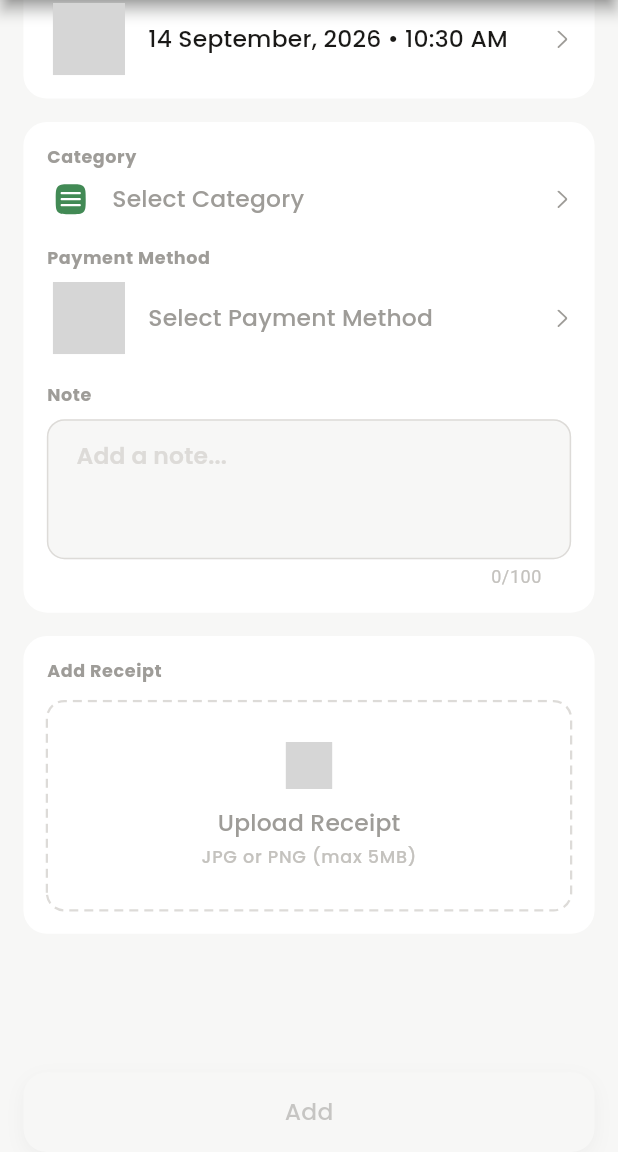
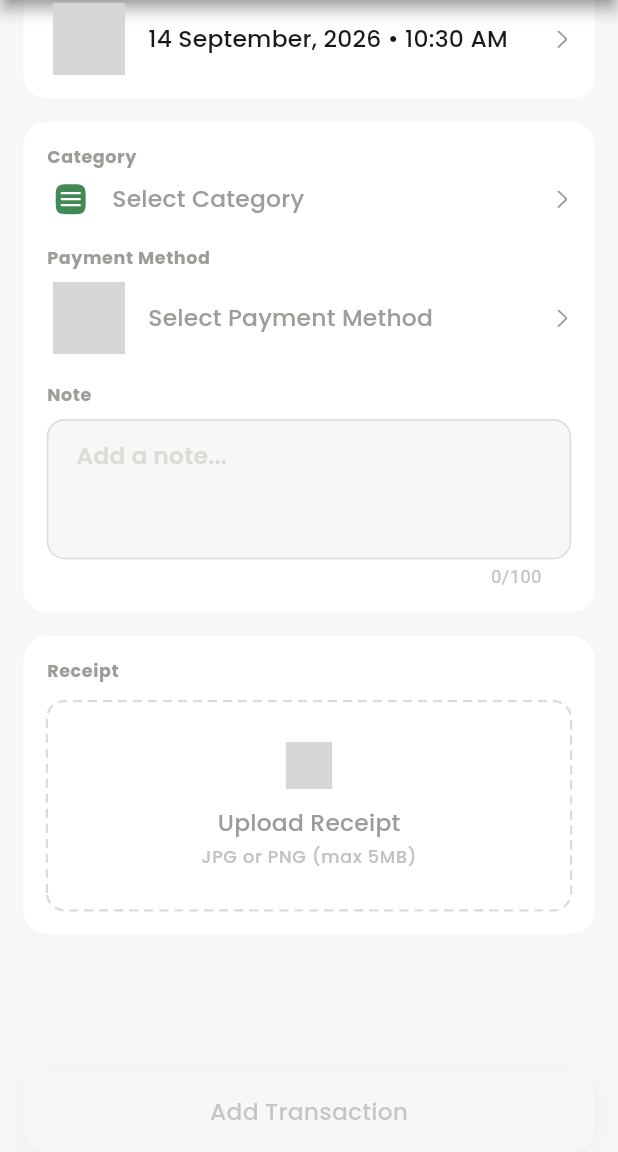
Before and after one commit to shubham24680/FinPal, a Flutter app: the EditTransactionScreen screen opened by its route, scrolled down 267 dp, on a phone screen of 412 x 824 dp, the part 84-1236 px from its top. Run offline on Flutter 3.47's test engine with Material 3 defaults, Android fonts, the phone set to English and light mode, and no system bars; our stand-ins replace fl_chart, flutter_riverpod, flutter_screenutil, flutter_svg, go_router, hive and 6 more; accounts and stored records are empty; grey boxes are pictures that could not be loaded.

Commit message:
change code in media_permissions. and Improve code of edit_transactions.

```diff
--- a/lib/app/app.dart
+++ b/lib/app/app.dart
@@ -6,6 +6,7 @@ export '../core/customs/custom.dart';
 export '../core/extensions/extensions.dart';
 export '../core/local_storage/local_storage.dart';
 export '../core/packages/packages.dart';
+export '../core/permissions/permissions.dart';
 export '../core/routes/routes.dart';
 export '../core/routes/routes_model.dart';
 export '../core/theme/theme.dart';
--- a/lib/core/constants/app_constants.dart
+++ b/lib/core/constants/app_constants.dart
@@ -17,6 +17,7 @@ class UnicodeConstants {
   static const String pipe = '\u007C';
   static const String and = '\u0026';
   static const String colon = '\u003A';
+  static const String asterisk = '\u002A';
 }
 
 enum CurrencyContants {
--- /dev/null
+++ b/lib/core/permissions/media_permission.dart
@@ -0,0 +1,30 @@
+import 'dart:io';
+import 'package:finpal/app/app.dart';
+
+abstract final class MediaPermission {
+  static Future<bool> ensure(ImageSource source) async {
+    return switch (source) {
+      ImageSource.camera => await _request(Permission.camera),
+      ImageSource.gallery => await _requestGallery(),
+    };
+  }
+
+  static Future<bool> _request(Permission permission) async {
+    final isAllowed = await _isAllowed(permission);
+    if (isAllowed) return true;
+    final status = await permission.request();
+    return status.isGranted || status.isLimited;
+  }
+
+  static Future<bool> _isAllowed(Permission permission) async {
+    final status = await permission.status;
+    return status.isGranted || status.isLimited;
+  }
+
+  static Future<bool> _requestGallery() async {
+    if (Platform.isIOS) return _request(Permission.photos);
+
+    if (await _request(Permission.photos)) return true;
+    return _request(Permission.storage);
+  }
+}
--- /dev/null
+++ b/lib/core/permissions/permissions.dart
@@ -0,0 +1 @@
+export 'media_permission.dart';
--- a/lib/core/utils/image_storage.dart
+++ b/lib/core/utils/image_storage.dart
@@ -1,5 +1,4 @@
 import 'dart:io';
-
 import 'package:path_provider/path_provider.dart';
 import 'package:uuid/uuid.dart';
 
--- a/lib/core/utils/media_permission.dart
+++ /dev/null
@@ -1,42 +0,0 @@
-import 'dart:io';
-
-import 'package:finpal/core/packages/packages.dart';
-
-/// Asks for camera or photos access right before the user picks an image.
-abstract final class MediaPermission {
-  /// Returns true when the OS has granted enough access to open [source].
-  static Future<bool> ensure(ImageSource source) async {
-    if (source == ImageSource.camera) {
-      return _request(Permission.camera);
-    }
-    return _requestGallery();
-  }
-
-  static Future<bool> _requestGallery() async {
-    if (await _isAllowed(Permission.photos)) return true;
-
-    final photos = await Permission.photos.request();
-    if (photos.isGranted || photos.isLimited) return true;
-
-    // Android 12 and below use READ_EXTERNAL_STORAGE instead of
-    // READ_MEDIA_IMAGES.
-    if (Platform.isAndroid) {
-      if (await _isAllowed(Permission.storage)) return true;
-      final storage = await Permission.storage.request();
-      return storage.isGranted;
-    }
-
-    return false;
-  }
-
-  static Future<bool> _request(Permission permission) async {
-    if (await _isAllowed(permission)) return true;
-    final result = await permission.request();
-    return result.isGranted || result.isLimited;
-  }
-
-  static Future<bool> _isAllowed(Permission permission) async {
-    final status = await permission.status;
-    return status.isGranted || status.isLimited;
-  }
-}
--- a/lib/core/utils/utils.dart
+++ b/lib/core/utils/utils.dart
@@ -1,5 +1,4 @@
 export 'currency_formatter.dart';
 export 'image_storage.dart';
-export 'media_permission.dart';
 export 'widgets.dart';
 export 'colors.dart';
--- a/lib/features/settings/presentation/widgets/select_image_bottomsheet.dart
+++ b/lib/features/settings/presentation/widgets/select_image_bottomsheet.dart
@@ -42,8 +42,7 @@ Future<String?> selectImageBottomSheet(BuildContext context) async {
               if (context.mounted) context.pop();
               return;
             }
-            // The picker returns a cache path; only a copy we own is safe to
-            // store, so fail the selection outright if the copy does not work.
+
             final storedPath = await ImageStorage.persist(image.path);
             if (!context.mounted) return;
 
--- a/lib/features/transaction/presentation/screens/edit_transaction_screen.dart
+++ b/lib/features/transaction/presentation/screens/edit_transaction_screen.dart
@@ -1,5 +1,4 @@
 import 'dart:io';
-
 import 'package:finpal/app/app.dart';
 
 class EditTransactionScreen extends ConsumerStatefulWidget {
@@ -37,7 +36,6 @@ class _EditTransactionScreenState extends ConsumerState<EditTransactionScreen> {
   Widget build(BuildContext context) {
     final transactionState = ref.watch(paymentProvider);
     final transactionNotifer = ref.read(paymentProvider.notifier);
-    final ctaText = transactionState.id != null ? "Update" : "Add";
     final title = "${transactionState.id != null ? "Edit" : "Add"} Transaction";
 
     ref.listen(paymentProvider, (previous, next) {
@@ -56,12 +54,14 @@ class _EditTransactionScreenState extends ConsumerState<EditTransactionScreen> {
       bottomNavigationBar: SafeArea(
         child: CustomButton(
           buttonState: transactionState.buttonState,
-          label: ctaText,
+          label: title,
           onTap: () => transactionNotifer.save(),
-        ).padding(
-          horizontal: AppConstants.sidePadding,
-          top: 8.spMin,
-          bottom: context.buttonBottomPadding,
+          margin: EdgeInsets.fromLTRB(
+            AppConstants.sidePadding,
+            8.spMin,
+            AppConstants.sidePadding,
+            context.buttonBottomPadding,
+          ),
         ),
       ),
       body: SingleChildScrollView(
@@ -84,7 +84,6 @@ class _EditTransactionScreenState extends ConsumerState<EditTransactionScreen> {
                     TransactionType.values
                         .map(
                           (type) => _buildPaymentType(
-                            context,
                             type,
                             transactionState.type,
                             transactionNotifer,
@@ -93,10 +92,10 @@ class _EditTransactionScreenState extends ConsumerState<EditTransactionScreen> {
                         .toList(),
               ),
             ),
-            _buildAmountField(context, transactionState, transactionNotifer),
-            _buildDateField(context, transactionState, transactionNotifer),
-            _otherFields(context, transactionState, transactionNotifer),
-            _buildReceiptField(context, transactionState, transactionNotifer),
+            _buildAmountField(transactionState, transactionNotifer),
+            _buildDateField(transactionState, transactionNotifer),
+            _otherFields(transactionState, transactionNotifer),
+            _buildReceiptField(transactionState, transactionNotifer),
           ],
         ),
       ),
@@ -104,19 +103,21 @@ class _EditTransactionScreenState extends ConsumerState<EditTransactionScreen> {
   }
 
   Widget _buildPaymentType(
-    BuildContext context,
     TransactionType type,
     TransactionType selectedType,
     PaymentProvider notifer,
   ) {
     final isSelected = selectedType.id == type.id;
     final isDark = context.isDarkMode;
+    final backgroundColor =
+        isSelected ? context.colors.surface : Colors.transparent;
+    final textColor =
+        isSelected ? type.color.normal : context.colors.inverseSurface;
 
     return Expanded(
       child: CustomContainer(
         onTap: () => notifer.set(type: type),
-        backgroundColor:
-            isSelected ? context.colors.surface : Colors.transparent,
+        backgroundColor: backgroundColor,
         child: Row(
           mainAxisAlignment: MainAxisAlignment.center,
           mainAxisSize: MainAxisSize.min,
@@ -125,10 +126,7 @@ class _EditTransactionScreenState extends ConsumerState<EditTransactionScreen> {
             CustomTypography(
               text: type.name,
               fontType: FontType.label1Bold,
-              color:
-                  isSelected
-                      ? type.color.normal
-                      : context.colors.inverseSurface,
+              color: textColor,
             ),
             Container(
               width: 16.spMin,
@@ -150,30 +148,12 @@ class _EditTransactionScreenState extends ConsumerState<EditTransactionScreen> {
     );
   }
 
-  Widget _buildAmountField(
-    BuildContext context,
-    PaymentState state,
-    PaymentProvider notifer,
-  ) {
+  Widget _buildAmountField(PaymentState state, PaymentProvider notifer) {
     return CustomContainer(
       child: Column(
         crossAxisAlignment: CrossAxisAlignment.start,
         children: [
-          Row(
-            spacing: 4.spMin,
-            children: [
-              CustomTypography(
-                text: "Amount",
-                fontType: FontType.label1Bold,
-                color: context.colors.onSurface,
-              ),
-              CustomTypography(
-                text: '\u002A', // *
-                fontType: FontType.label1Bold,
-                color: context.colors.error,
-              ),
-            ],
-          ),
+          transTitle(context, "Amount", isMandatory: true),
           CustomTextField(
             onChanged: (value) => notifer.set(amount: value),
             controller: amountController,
@@ -196,13 +176,11 @@ class _EditTransactionScreenState extends ConsumerState<EditTransactionScreen> {
   }
 
   Widget _buildDateField(
-    BuildContext context,
     PaymentState transactionState,
     PaymentProvider notifer,
   ) {
     return CustomContainer(
       child: _buildField(
-        context,
         "Date",
         AppSvgs.calendar,
         transactionState.date,
@@ -222,11 +200,7 @@ class _EditTransactionScreenState extends ConsumerState<EditTransactionScreen> {
     );
   }
 
-  Widget _otherFields(
-    BuildContext context,
-    PaymentState state,
-    PaymentProvider notifer,
-  ) {
+  Widget _otherFields(PaymentState state, PaymentProvider notifer) {
     final categories = ref
         .watch(optionNotifer)
         .value
@@ -238,7 +212,6 @@ class _EditTransactionScreenState extends ConsumerState<EditTransactionScreen> {
         crossAxisAlignment: CrossAxisAlignment.start,
         children: [
           _buildField(
-            context,
             "Category",
             state.category?.icon ?? AppSvgs.category,
             state.category?.name,
@@ -257,7 +230,6 @@ class _EditTransactionScreenState extends ConsumerState<EditTransactionScreen> {
           ),
           SizedBox(height: 20.spMin),
           _buildField(
-            context,
             "Payment Method",
             state.paymentMethod?.icon ?? AppSvgs.upi,
             state.paymentMethod?.name,
@@ -275,11 +247,7 @@ class _EditTransactionScreenState extends ConsumerState<EditTransactionScreen> {
             color: state.paymentMethod?.color.colorSet,
           ),
           SizedBox(height: 20.spMin),
-          CustomTypography(
-            text: "Note",
-            fontType: FontType.label1Bold,
-            color: context.colors.onSurface,
-          ),
+          transTitle(context, "Note"),
           SizedBox(height: 8.spMin),
           CustomTextField(
             controller: noteController,
@@ -294,7 +262,6 @@ class _EditTransactionScreenState extends ConsumerState<EditTransactionScreen> {
   }
 
   Widget _buildField(
-    BuildContext context,
     String title,
     String icon,
     String? value,
@@ -307,22 +274,7 @@ class _EditTransactionScreenState extends ConsumerState<EditTransactionScreen> {
       spacing: 8.spMin,
       crossAxisAlignment: CrossAxisAlignment.start,
       children: [
-        Row(
-          spacing: 4.spMin,
-          children: [
-            CustomTypography(
-              text: title,
-              fontType: FontType.label1Bold,
-              color: context.colors.onSurface,
-            ),
-            if (isRequired)
-              CustomTypography(
-                text: '\u002A', // *
-                fontType: FontType.label1Medium,
-                color: context.colors.error,
-              ),
-          ],
-        ),
+        transTitle(context, title, isMandatory: isRequired),
         AnimatedTap(
           onTap: onTap,
           child: Row(
@@ -354,11 +306,7 @@ class _EditTransactionScreenState extends ConsumerState<EditTransactionScreen> {
     );
   }
 
-  Widget _buildReceiptField(
-    BuildContext context,
-    PaymentState state,
-    PaymentProvider notifer,
-  ) {
+  Widget _buildReceiptField(PaymentState state, PaymentProvider notifer) {
     final hasReceipt = state.receiptPath.isNotEmpty;
 
     return CustomContainer(
@@ -366,15 +314,10 @@ class _EditTransactionScreenState extends ConsumerState<EditTransactionScreen> {
         crossAxisAlignment: CrossAxisAlignment.start,
         spacing: 12.spMin,
         children: [
-          CustomTypography(
-            text: "Add Receipt",
-            fontType: FontType.label1Bold,
-            color: context.colors.onSurface,
-          ),
-          if (hasReceipt)
-            _buildSelectedReceipt(context, state.receiptPath, notifer)
-          else
-            _buildUploadReceipt(context, notifer),
+          transTitle(context, "Receipt"),
+          hasReceipt
+              ? _buildSelectedReceipt(context, state.receiptPath, notifer)
+              : _buildUploadReceipt(context, notifer),
         ],
       ),
     );
--- a/lib/features/transaction/presentation/widgets/transactions_helper_widget.dart
+++ b/lib/features/transaction/presentation/widgets/transactions_helper_widget.dart
@@ -1,6 +1,28 @@
 import 'dart:io';
+import 'package:finpal/app/app.dart';
 
-import 'package:finpal/app/app.dart';
+Widget transTitle(
+  BuildContext context,
+  String title, {
+  bool isMandatory = false,
+}) {
+  return Row(
+    spacing: 4.spMin,
+    children: [
+      CustomTypography(
+        text: title,
+        fontType: FontType.label1Bold,
+        color: context.colors.onSurface,
+      ),
+      if (isMandatory)
+        CustomTypography(
+          text: UnicodeConstants.asterisk,
+          fontType: FontType.label1Bold,
+          color: context.colors.error,
+        ),
+    ],
+  );
+}
 
 void showReceiptPreview(BuildContext context, String path) {
   final widget = ClipRRect(
```
